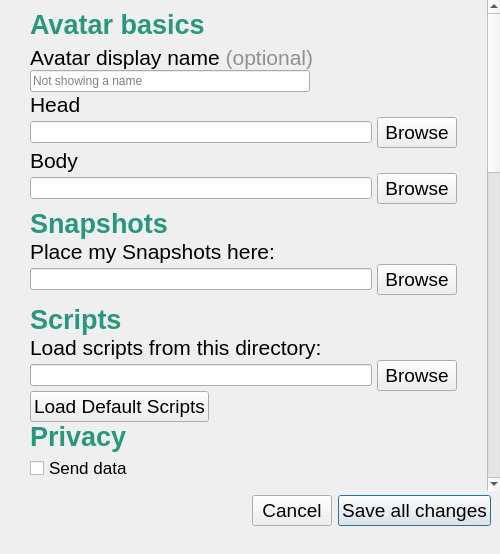
First picture: the form in interface/ui/preferencesDialog.ui, repository vircadia/vircadia-native-core, before the edit.
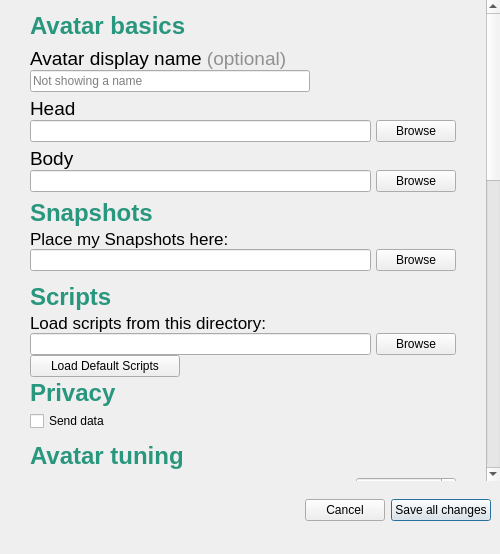
Second picture: the form after the edit.

```diff
--- a/interface/ui/preferencesDialog.ui
+++ b/interface/ui/preferencesDialog.ui
@@ -33,8 +33,8 @@
     <rect>
      <x>0</x>
      <y>0</y>
-     <width>501</width>
-     <height>491</height>
+     <width>500</width>
+     <height>481</height>
     </rect>
    </property>
    <property name="sizePolicy">
@@ -60,8 +60,8 @@
      <rect>
       <x>0</x>
       <y>0</y>
-      <width>501</width>
-      <height>1435</height>
+      <width>500</width>
+      <height>1347</height>
      </rect>
     </property>
     <layout class="QVBoxLayout" name="verticalLayout_2">
@@ -97,7 +97,7 @@
        <property name="font">
         <font>
          <family>Arial</family>
-         <pointsize>20</pointsize>
+         <pointsize>18</pointsize>
          <weight>75</weight>
          <bold>true</bold>
         </font>
@@ -133,7 +133,7 @@
        <property name="font">
         <font>
          <family>Arial</family>
-         <pointsize>16</pointsize>
+         <pointsize>14</pointsize>
         </font>
        </property>
        <property name="text">
@@ -188,13 +188,13 @@
        <property name="minimumSize">
         <size>
          <width>0</width>
-         <height>25</height>
+         <height>28</height>
         </size>
        </property>
        <property name="font">
         <font>
          <family>Arial</family>
-         <pointsize>16</pointsize>
+         <pointsize>14</pointsize>
         </font>
        </property>
        <property name="text">
@@ -244,7 +244,6 @@
          <property name="font">
           <font>
            <family>Arial</family>
-           <pointsize>14</pointsize>
           </font>
          </property>
          <property name="text">
@@ -271,13 +270,13 @@
        <property name="minimumSize">
         <size>
          <width>0</width>
-         <height>25</height>
+         <height>28</height>
         </size>
        </property>
        <property name="font">
         <font>
          <family>Arial</family>
-         <pointsize>16</pointsize>
+         <pointsize>14</pointsize>
         </font>
        </property>
        <property name="text">
@@ -324,7 +323,6 @@
          <property name="font">
           <font>
            <family>Arial</family>
-           <pointsize>14</pointsize>
           </font>
          </property>
          <property name="text">
@@ -357,7 +355,7 @@
        <property name="font">
         <font>
          <family>Arial</family>
-         <pointsize>20</pointsize>
+         <pointsize>18</pointsize>
          <weight>75</weight>
          <bold>true</bold>
         </font>
@@ -384,13 +382,13 @@
        <property name="minimumSize">
         <size>
          <width>0</width>
-         <height>25</height>
+         <height>22</height>
         </size>
        </property>
        <property name="font">
         <font>
          <family>Arial</family>
-         <pointsize>16</pointsize>
+         <pointsize>13</pointsize>
         </font>
        </property>
        <property name="text">
@@ -445,7 +443,6 @@
          <property name="font">
           <font>
            <family>Arial</family>
-           <pointsize>14</pointsize>
           </font>
          </property>
          <property name="text">
@@ -478,7 +475,7 @@
        <property name="font">
         <font>
          <family>Arial</family>
-         <pointsize>20</pointsize>
+         <pointsize>18</pointsize>
          <weight>75</weight>
          <bold>true</bold>
         </font>
@@ -505,13 +502,13 @@
        <property name="minimumSize">
         <size>
          <width>0</width>
-         <height>25</height>
+         <height>22</height>
         </size>
        </property>
        <property name="font">
         <font>
          <family>Arial</family>
-         <pointsize>16</pointsize>
+         <pointsize>13</pointsize>
         </font>
        </property>
        <property name="text">
@@ -566,7 +563,6 @@
          <property name="font">
           <font>
            <family>Arial</family>
-           <pointsize>14</pointsize>
           </font>
          </property>
          <property name="text">
@@ -605,7 +601,6 @@
        <property name="font">
         <font>
          <family>Arial</family>
-         <pointsize>14</pointsize>
         </font>
        </property>
        <property name="text">
@@ -630,7 +625,7 @@
        <property name="font">
         <font>
          <family>Arial</family>
-         <pointsize>20</pointsize>
+         <pointsize>18</pointsize>
          <weight>75</weight>
          <bold>true</bold>
         </font>
@@ -663,7 +658,7 @@
        <property name="minimumSize">
         <size>
          <width>32</width>
-         <height>32</height>
+         <height>28</height>
         </size>
        </property>
        <property name="baseSize">
@@ -675,7 +670,6 @@
        <property name="font">
         <font>
          <family>Arial</family>
-         <pointsize>13</pointsize>
         </font>
        </property>
        <property name="text">
@@ -713,13 +707,13 @@
        <property name="minimumSize">
         <size>
          <width>0</width>
-         <height>40</height>
+         <height>35</height>
         </size>
        </property>
        <property name="font">
         <font>
          <family>Arial</family>
-         <pointsize>20</pointsize>
+         <pointsize>18</pointsize>
          <weight>75</weight>
          <bold>true</bold>
         </font>
@@ -741,13 +735,13 @@
         <number>0</number>
        </property>
        <property name="topMargin">
-        <number>8</number>
+        <number>7</number>
        </property>
        <property name="rightMargin">
         <number>0</number>
        </property>
        <property name="bottomMargin">
-        <number>8</number>
+        <number>7</number>
        </property>
        <item>
         <widget class="QLabel" name="label_9">
@@ -823,13 +817,13 @@
         <number>0</number>
        </property>
        <property name="topMargin">
-        <number>8</number>
+        <number>7</number>
        </property>
        <property name="rightMargin">
         <number>0</number>
        </property>
        <property name="bottomMargin">
-        <number>8</number>
+        <number>7</number>
        </property>
        <item>
         <widget class="QLabel" name="label_2">
@@ -941,9 +935,6 @@
            <family>Arial</family>
           </font>
          </property>
-         <property name="styleSheet">
-          <string notr="true">color: rgb(51, 51, 51)</string>
-         </property>
          <property name="text">
           <string>Lean scale (applies to Faceshift users)</string>
          </property>
@@ -1005,13 +996,13 @@
         <number>0</number>
        </property>
        <property name="topMargin">
-        <number>8</number>
+        <number>7</number>
        </property>
        <property name="rightMargin">
         <number>0</number>
        </property>
        <property name="bottomMargin">
-        <number>8</number>
+        <number>7</number>
        </property>
        <item>
         <widget class="QLabel" name="label_3">
@@ -1020,9 +1011,6 @@
            <family>Arial</family>
           </font>
          </property>
-         <property name="styleSheet">
-          <string notr="true">color: rgb(51, 51, 51)</string>
-         </property>
          <property name="text">
           <string>Avatar scale &lt;span style=&quot; color:#909090;&quot;&gt;(default is 1.0)&lt;/span&gt;</string>
          </property>
@@ -1081,13 +1069,13 @@
         <number>0</number>
        </property>
        <property name="topMargin">
-        <number>8</number>
+        <number>7</number>
        </property>
        <property name="rightMargin">
         <number>0</number>
        </property>
        <property name="bottomMargin">
-        <number>8</number>
+        <number>7</number>
        </property>
        <item alignment="Qt::AlignLeft">
         <widget class="QLabel" name="label_4">
@@ -1096,9 +1084,6 @@
            <family>Arial</family>
           </font>
          </property>
-         <property name="styleSheet">
-          <string notr="true">color: rgb(51, 51, 51)</string>
-         </property>
          <property name="text">
           <string>Pupil dillation</string>
          </property>
@@ -1177,7 +1162,6 @@
        <property name="font">
         <font>
          <family>Arial</family>
-         <pointsize>13</pointsize>
         </font>
        </property>
        <property name="text">
@@ -1191,13 +1175,13 @@
         <number>0</number>
        </property>
        <property name="topMargin">
-        <number>8</number>
+        <number>7</number>
        </property>
        <property name="rightMargin">
         <number>0</number>
        </property>
        <property name="bottomMargin">
-        <number>8</number>
+        <number>7</number>
        </property>
        <item alignment="Qt::AlignLeft">
         <widget class="QLabel" name="label_6">
@@ -1206,9 +1190,6 @@
            <family>Arial</family>
           </font>
          </property>
-         <property name="styleSheet">
-          <string notr="true">color: rgb(51, 51, 51)</string>
-         </property>
          <property name="text">
           <string>Static Jitter Buffer Frames</string>
          </property>
@@ -1276,13 +1257,13 @@
         <number>0</number>
        </property>
        <property name="topMargin">
-        <number>8</number>
+        <number>7</number>
        </property>
        <property name="rightMargin">
         <number>0</number>
        </property>
        <property name="bottomMargin">
-        <number>8</number>
+        <number>7</number>
        </property>
        <item alignment="Qt::AlignLeft">
         <widget class="QLabel" name="label_10">
@@ -1291,9 +1272,6 @@
            <family>Arial</family>
           </font>
          </property>
-         <property name="styleSheet">
-          <string notr="true">color: rgb(51, 51, 51)</string>
-         </property>
          <property name="text">
           <string>Max Frames Over Desired</string>
          </property>
@@ -1349,97 +1327,6 @@
        </item>
       </layout>
      </item>
-     <item>
-      <layout class="QHBoxLayout" name="horizontalLayout_13">
-       <property name="spacing">
-        <number>0</number>
-       </property>
-       <property name="topMargin">
-        <number>8</number>
-       </property>
-       <property name="rightMargin">
-        <number>0</number>
-       </property>
-       <property name="bottomMargin">
-        <number>8</number>
-       </property>
-       <item alignment="Qt::AlignLeft">
-        <widget class="QLabel" name="label_10">
-         <property name="font">
-          <font>
-           <family>Arial</family>
-          </font>
-         </property>
-         <property name="styleSheet">
-          <string notr="true">color: rgb(51, 51, 51)</string>
-         </property>
-         <property name="text">
-          <string>Max Frames Over Desired</string>
-         </property>
-         <property name="indent">
-          <number>0</number>
-         </property>
-         <property name="buddy">
-          <cstring>maxFramesOverDesiredSpin</cstring>
-         </property>
-        </widget>
-       </item>
-       <item>
-        <spacer name="horizontalSpacer_20">
-         <property name="font">
-          <font>
-           <family>Arial</family>
-          </font>
-         </property>
-         <property name="orientation">
-          <enum>Qt::Horizontal</enum>
-         </property>
-         <property name="sizeHint" stdset="0">
-          <size>
-           <width>40</width>
-           <height>20</height>
-          </size>
-         </property>
-        </spacer>
-       </item>
-       <item>
-        <widget class="QSpinBox" name="maxFramesOverDesiredSpin">
-         <property name="sizePolicy">
-          <sizepolicy hsizetype="Fixed" vsizetype="Fixed">
-           <horstretch>0</horstretch>
-           <verstretch>0</verstretch>
-          </sizepolicy>
-         </property>
-         <property name="minimumSize">
-          <size>
-           <width>100</width>
-           <height>0</height>
-          </size>
-         </property>
-         <property name="maximumSize">
-          <size>
-           <width>70</width>
-           <height>16777215</height>
-          </size>
-         </property>
-         <property name="font">
-          <font>
-           <family>Arial</family>
-          </font>
-         </property>
-         <property name="minimum">
-          <number>0</number>
-         </property>
-         <property name="maximum">
-          <number>10000</number>
-         </property>
-         <property name="value">
-          <number>1</number>
-         </property>
-        </widget>
-       </item>
-      </layout>
-     </item>
      <item>
       <widget class="QCheckBox" name="useStdevForJitterCalcCheckBox">
        <property name="sizePolicy">
@@ -1482,13 +1369,13 @@
         <number>0</number>
        </property>
        <property name="topMargin">
-        <number>8</number>
+        <number>7</number>
        </property>
        <property name="rightMargin">
         <number>0</number>
        </property>
        <property name="bottomMargin">
-        <number>8</number>
+        <number>7</number>
        </property>
        <item alignment="Qt::AlignLeft">
         <widget class="QLabel" name="label_17">
@@ -1497,9 +1384,6 @@
            <family>Arial</family>
           </font>
          </property>
-         <property name="styleSheet">
-          <string notr="true">color: rgb(51, 51, 51)</string>
-         </property>
          <property name="text">
           <string>Window A Starve Threshold</string>
          </property>
@@ -1573,13 +1457,13 @@
         <number>0</number>
        </property>
        <property name="topMargin">
-        <number>8</number>
+        <number>7</number>
        </property>
        <property name="rightMargin">
         <number>0</number>
        </property>
        <property name="bottomMargin">
-        <number>8</number>
+        <number>7</number>
        </property>
        <item alignment="Qt::AlignLeft">
         <widget class="QLabel" name="label_18">
@@ -1588,9 +1472,6 @@
            <family>Arial</family>
           </font>
          </property>
-         <property name="styleSheet">
-          <string notr="true">color: rgb(51, 51, 51)</string>
-         </property>
          <property name="text">
           <string>Window A (raise desired on N starves) Seconds</string>
          </property>
@@ -1664,13 +1545,13 @@
         <number>0</number>
        </property>
        <property name="topMargin">
-        <number>8</number>
+        <number>7</number>
        </property>
        <property name="rightMargin">
         <number>0</number>
        </property>
        <property name="bottomMargin">
-        <number>8</number>
+        <number>7</number>
        </property>
        <item alignment="Qt::AlignLeft">
         <widget class="QLabel" name="label_19">
@@ -1679,9 +1560,6 @@
            <family>Arial</family>
           </font>
          </property>
-         <property name="styleSheet">
-          <string notr="true">color: rgb(51, 51, 51)</string>
-         </property>
          <property name="text">
           <string>Window B (desired ceiling) Seconds</string>
          </property>
@@ -1791,13 +1669,13 @@
         <number>0</number>
        </property>
        <property name="topMargin">
-        <number>8</number>
+        <number>7</number>
        </property>
        <property name="rightMargin">
         <number>0</number>
        </property>
        <property name="bottomMargin">
-        <number>8</number>
+        <number>7</number>
        </property>
        <item>
         <widget class="QLabel" name="label_5">
@@ -1806,9 +1684,6 @@
            <family>Arial</family>
           </font>
          </property>
-         <property name="styleSheet">
-          <string notr="true">color: rgb(51, 51, 51)</string>
-         </property>
          <property name="text">
           <string>Faceshift eye detection</string>
          </property>
@@ -1875,13 +1750,13 @@
        <property name="minimumSize">
         <size>
          <width>0</width>
-         <height>35</height>
+         <height>33</height>
         </size>
        </property>
        <property name="font">
         <font>
          <family>Arial</family>
-         <pointsize>20</pointsize>
+         <pointsize>18</pointsize>
          <weight>50</weight>
          <bold>false</bold>
         </font>
@@ -1903,13 +1778,13 @@
         <number>0</number>
        </property>
        <property name="topMargin">
-        <number>8</number>
+        <number>7</number>
        </property>
        <property name="rightMargin">
         <number>0</number>
        </property>
        <property name="bottomMargin">
-        <number>8</number>
+        <number>7</number>
        </property>
        <item>
         <widget class="QLabel" name="label_7">
@@ -1918,9 +1793,6 @@
            <family>Arial</family>
           </font>
          </property>
-         <property name="styleSheet">
-          <string notr="true">color: rgb(51, 51, 51)</string>
-         </property>
          <property name="text">
           <string>Maximum voxels</string>
          </property>
@@ -1979,13 +1851,13 @@
         <number>0</number>
        </property>
        <property name="topMargin">
-        <number>8</number>
+        <number>7</number>
        </property>
        <property name="rightMargin">
         <number>0</number>
        </property>
        <property name="bottomMargin">
-        <number>8</number>
+        <number>7</number>
        </property>
        <item>
         <widget class="QLabel" name="label_8">
@@ -2060,13 +1932,13 @@
        <property name="minimumSize">
         <size>
          <width>0</width>
-         <height>35</height>
+         <height>33</height>
         </size>
        </property>
        <property name="font">
         <font>
          <family>Arial</family>
-         <pointsize>20</pointsize>
+         <pointsize>18</pointsize>
          <weight>50</weight>
          <bold>false</bold>
         </font>
@@ -2088,13 +1960,13 @@
         <number>0</number>
        </property>
        <property name="topMargin">
-        <number>8</number>
+        <number>7</number>
        </property>
        <property name="rightMargin">
         <number>0</number>
        </property>
        <property name="bottomMargin">
-        <number>8</number>
+        <number>7</number>
        </property>
        <item>
         <widget class="QLabel" name="label_12">
@@ -2103,9 +1975,6 @@
            <family>Arial</family>
           </font>
          </property>
-         <property name="styleSheet">
-          <string notr="true">color: rgb(51, 51, 51)</string>
-         </property>
          <property name="text">
           <string>User Interface Angular Size</string>
          </property>
@@ -2175,13 +2044,13 @@
        <property name="minimumSize">
         <size>
          <width>0</width>
-         <height>35</height>
+         <height>33</height>
         </size>
        </property>
        <property name="font">
         <font>
          <family>Arial</family>
-         <pointsize>20</pointsize>
+         <pointsize>18</pointsize>
          <weight>50</weight>
          <bold>false</bold>
         </font>
@@ -2202,7 +2071,7 @@
        <property name="minimumSize">
         <size>
          <width>0</width>
-         <height>40</height>
+         <height>35</height>
         </size>
        </property>
        <property name="baseSize">
@@ -2233,13 +2102,13 @@
         <number>0</number>
        </property>
        <property name="topMargin">
-        <number>8</number>
+        <number>7</number>
        </property>
        <property name="rightMargin">
         <number>0</number>
        </property>
        <property name="bottomMargin">
-        <number>8</number>
+        <number>7</number>
        </property>
        <item>
         <widget class="QLabel" name="label_13">
@@ -2248,9 +2117,6 @@
            <family>Arial</family>
           </font>
          </property>
-         <property name="styleSheet">
-          <string notr="true">color: rgb(51, 51, 51)</string>
-         </property>
          <property name="text">
           <string>Reticle Movement Speed</string>
          </property>
@@ -2352,7 +2218,6 @@
        <property name="font">
         <font>
          <family>Arial</family>
-         <pointsize>14</pointsize>
         </font>
        </property>
        <property name="text">
@@ -2368,7 +2233,6 @@
        <property name="font">
         <font>
          <family>Arial</family>
-         <pointsize>14</pointsize>
         </font>
        </property>
        <property name="text">
```
